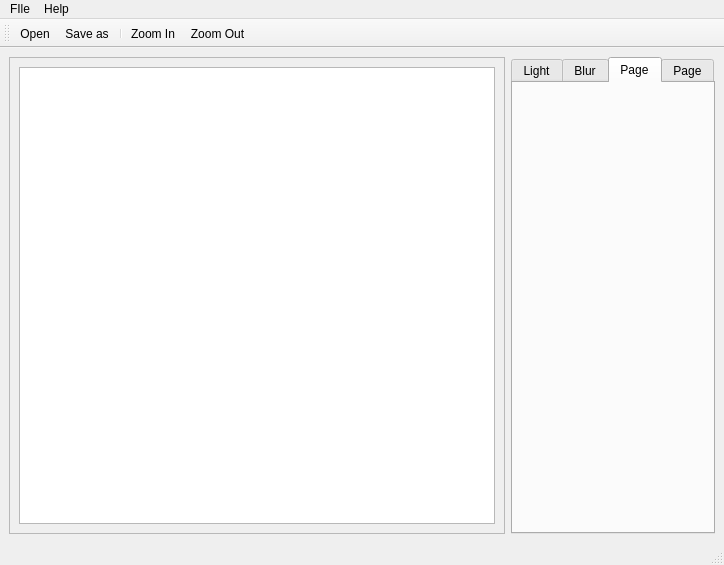
Before: the Qt Designer form gui/maingui.ui in junsee1412/Image-Processing, drawn with Qt 5.
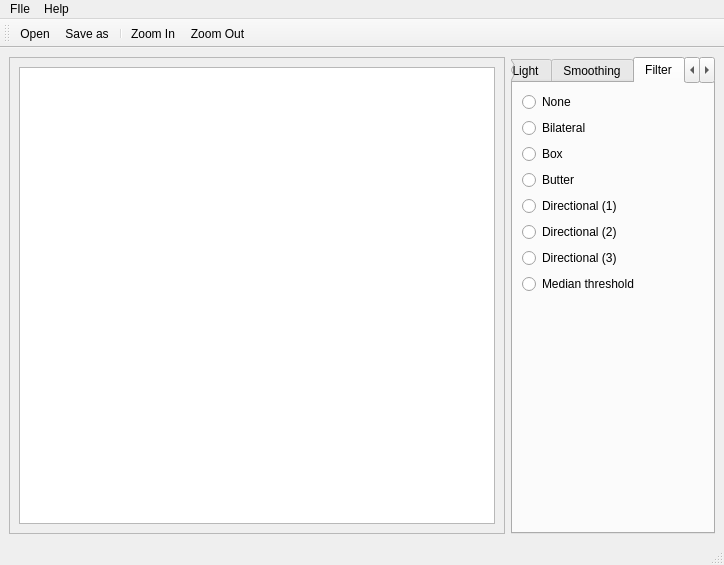
After: the same form once the commit is applied. The open tabs and pages were chosen to show the change. Icons and pictures are not drawn.

Commit message: add filter tab and somefilter but it not working :v

```diff
--- a/gui/maingui.ui
+++ b/gui/maingui.ui
@@ -116,7 +116,7 @@
       </widget>
       <widget class="QWidget" name="tab_1">
        <attribute name="title">
-        <string>Blur</string>
+        <string>Smoothing</string>
        </attribute>
        <layout class="QGridLayout" name="gridLayout_4">
         <item row="2" column="0">
@@ -150,8 +150,79 @@
       </widget>
       <widget class="QWidget" name="tab_2">
        <attribute name="title">
-        <string>Page</string>
+        <string>Filter</string>
        </attribute>
+       <layout class="QGridLayout" name="gridLayout_5">
+        <item row="9" column="0">
+         <spacer name="verticalSpacer_3">
+          <property name="orientation">
+           <enum>Qt::Vertical</enum>
+          </property>
+          <property name="sizeHint" stdset="0">
+           <size>
+            <width>20</width>
+            <height>40</height>
+           </size>
+          </property>
+         </spacer>
+        </item>
+        <item row="8" column="0">
+         <widget class="QRadioButton" name="radio_Median_threshold">
+          <property name="text">
+           <string>Median threshold</string>
+          </property>
+         </widget>
+        </item>
+        <item row="5" column="0">
+         <widget class="QRadioButton" name="radio_Directional_1">
+          <property name="text">
+           <string>Directional (1)</string>
+          </property>
+         </widget>
+        </item>
+        <item row="2" column="0">
+         <widget class="QRadioButton" name="radio_Box">
+          <property name="text">
+           <string>Box</string>
+          </property>
+         </widget>
+        </item>
+        <item row="7" column="0">
+         <widget class="QRadioButton" name="radio_Directional_3">
+          <property name="text">
+           <string>Directional (3)</string>
+          </property>
+         </widget>
+        </item>
+        <item row="1" column="0">
+         <widget class="QRadioButton" name="radio_Bilateral">
+          <property name="text">
+           <string>Bilateral</string>
+          </property>
+         </widget>
+        </item>
+        <item row="6" column="0">
+         <widget class="QRadioButton" name="radio_Directional_2">
+          <property name="text">
+           <string>Directional (2)</string>
+          </property>
+         </widget>
+        </item>
+        <item row="3" column="0">
+         <widget class="QRadioButton" name="radio_Butter">
+          <property name="text">
+           <string>Butter</string>
+          </property>
+         </widget>
+        </item>
+        <item row="0" column="0">
+         <widget class="QRadioButton" name="radio_None">
+          <property name="text">
+           <string>None</string>
+          </property>
+         </widget>
+        </item>
+       </layout>
       </widget>
       <widget class="QWidget" name="tab_4">
        <attribute name="title">
```
Left out of the diff: 62 changed lines with no effect on the pictures. The commit also changes 4 other files.
